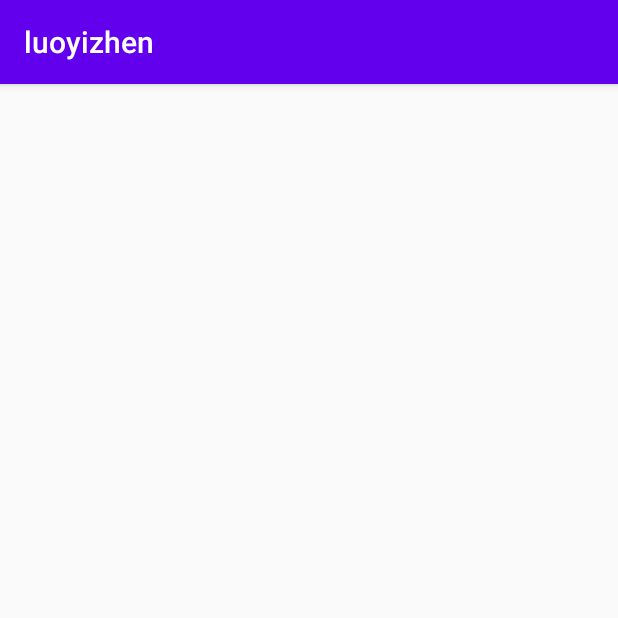
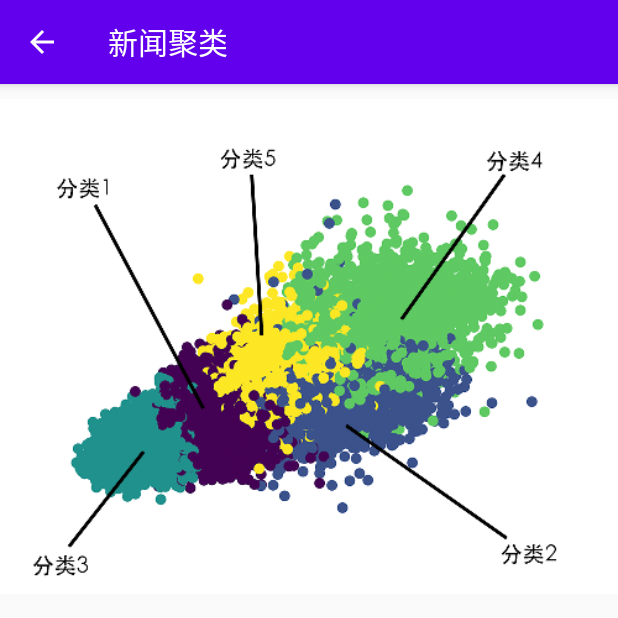
Before and after one commit to icycookies/newsapp, an Android app: the ClusterActivity screen opened directly, with no data from a screen before it, on a phone screen of 412 x 824 dp, the top half of it. Run offline under Robolectric (Android 15) with nearby library versions, the phone set to English and light mode, and no system bars.

Commit message:
cluster show

```diff
--- a/app/src/main/java/com/java/luoyizhen/ClusterActivity.java
+++ b/app/src/main/java/com/java/luoyizhen/ClusterActivity.java
@@ -1,14 +1,104 @@
 package com.java.luoyizhen;
 
 import androidx.appcompat.app.AppCompatActivity;
+import androidx.core.content.ContextCompat;
 
+import android.content.Context;
+import android.content.Intent;
 import android.os.Bundle;
+import android.os.Handler;
+import android.os.Message;
+import android.util.Log;
+import android.view.LayoutInflater;
+import android.view.MenuItem;
+import android.view.View;
+import android.widget.LinearLayout;
+import android.widget.TextView;
 
 public class ClusterActivity extends AppCompatActivity {
 
+    private int curCluster;
+    private NewsList newsList;
+    private String[] keywords = new String[]{"新冠 武汉 疫情 殉职 确诊", "病毒 研究 团队 疫苗 治疗", "卫健委 钻石 公主 病例 通报", "cases new deaths united states", "first february events people report"};
     @Override
     protected void onCreate(Bundle savedInstanceState) {
         super.onCreate(savedInstanceState);
         setContentView(R.layout.activity_cluster);
+        getSupportActionBar().setDisplayHomeAsUpEnabled(true);
+        getSupportActionBar().setTitle("新闻聚类");
+        curCluster = 0;
+        newsList = new NewsList("", this.getApplicationContext());
+
+        LinearLayout clusterList = findViewById(R.id.cluster_list);
+        for (int i = 0; i < 5; i++){
+            View view = LayoutInflater.from(this.getApplicationContext()).inflate(android.R.layout.simple_list_item_1, null);
+            TextView textView = view.findViewById(android.R.id.text1);
+            textView.setText("分类" + i);
+            final int finalI = i;
+            view.setOnClickListener(new View.OnClickListener() {
+                @Override
+                public void onClick(View v) {
+                    curCluster = finalI;
+                    update();
+                }
+            });
+            clusterList.addView(view);
+        }
+        update();
+    }
+    private void update(){
+        Thread t = new Thread(new Runnable() {
+            @Override
+            public void run() {
+                try{
+                    newsList.getFeed(curCluster);
+                }catch (Exception e){
+                    e.printStackTrace();
+                }
+                Message msg = new Message();
+                msg.what = 0;
+                handler.sendMessage(msg);
+            }
+        });
+        t.start();
+    }
+    final private Handler handler = new Handler(){
+        @Override
+        public void handleMessage(Message msg){
+            if (msg.what == 0){
+                show();
+            }
+        }
+    };
+    private void show(){
+        LinearLayout contentList = findViewById(R.id.cluster_content);
+        contentList.removeAllViews();
+        View view0 = LayoutInflater.from(this.getApplicationContext()).inflate(android.R.layout.simple_list_item_1, null);
+        TextView textView = view0.findViewById(android.R.id.text1);
+        textView.setText("关键词：" + keywords[curCluster]);
+        contentList.addView(view0);
+        /*for (final News news : newsList.getAll()){
+            final View view = LayoutInflater.from(this.getApplicationContext()).inflate(R.layout.news_item, null);
+            final TextView title = view.findViewById(R.id.title);
+            final TextView publisher = view.findViewById(R.id.publisher);
+            final TextView date = view.findViewById(R.id.date);
+
+            title.setText(news.getTitle());
+            publisher.setText(news.getPublisher());
+            date.setText(news.getDate());
+
+            int color = ContextCompat.getColor(this, R.color.colorRead);
+            contentList.addView(view);
+        }*/
+    }
+    @Override
+    public boolean onOptionsItemSelected(MenuItem item){
+        switch (item.getItemId()){
+            case android.R.id.home:
+                Intent intent = new Intent();
+                intent.putExtra("reload_news", false);
+                this.finish();
+        }
+        return super.onOptionsItemSelected(item);
     }
 }
--- a/app/src/main/java/com/java/luoyizhen/NewsList.java
+++ b/app/src/main/java/com/java/luoyizhen/NewsList.java
@@ -137,6 +137,9 @@ public class NewsList implements java.io.Serializable {
         numpage = 0;
         getMore(topic);
     }
+    public void getFeed(int cluster){
+        //TODO: get feed from the cluster
+    }
     public synchronized NewsList getMore(String topic){
         numpage += 1;
         Log.i("Getting news list page=", Integer.toString(numpage));
--- a/app/src/main/java/com/java/luoyizhen/Server.java
+++ b/app/src/main/java/com/java/luoyizhen/Server.java
@@ -38,7 +38,7 @@ public class Server {
     static public ArrayList<String> getFavor(){
         //TODO: get favored categories
         ArrayList<String> arr = new ArrayList<>();
-        arr.addAll(Arrays.asList(new String[]{"历史", "推荐", "国内", "国际", "数据", "知疫学者"}));
+        arr.addAll(Arrays.asList(new String[]{"历史", "推荐", "新闻聚类", "国际", "数据", "知疫学者"}));
         return arr;
     }
     static public void setFavor(ArrayList<String> favor){
--- a/app/src/main/res/layout/activity_cluster.xml
+++ b/app/src/main/res/layout/activity_cluster.xml
@@ -7,6 +7,22 @@
     tools:context=".ClusterActivity">
 <ImageView
     android:layout_width="match_parent"
-    android:layout_height="400dp"/>
+    android:layout_height="350dp"
+    android:id="@+id/cluster_image"
+    android:src="@mipmap/cluster"/>
+    <LinearLayout
+        android:layout_width="wrap_content"
+        android:layout_height="30dp"
+        android:layout_gravity="center_vertical"
+        android:orientation="horizontal"
+        app:layout_constraintTop_toBottomOf="@id/cluster_image"
+        android:id="@+id/cluster_list">
+    </LinearLayout>
+    <LinearLayout
+        android:layout_width="match_parent"
+        android:layout_height="wrap_content"
+        android:orientation="vertical"
+        app:layout_constraintTop_toBottomOf="@id/cluster_list"
+        android:id="@+id/cluster_content"/>
 
 </androidx.constraintlayout.widget.ConstraintLayout>
```
